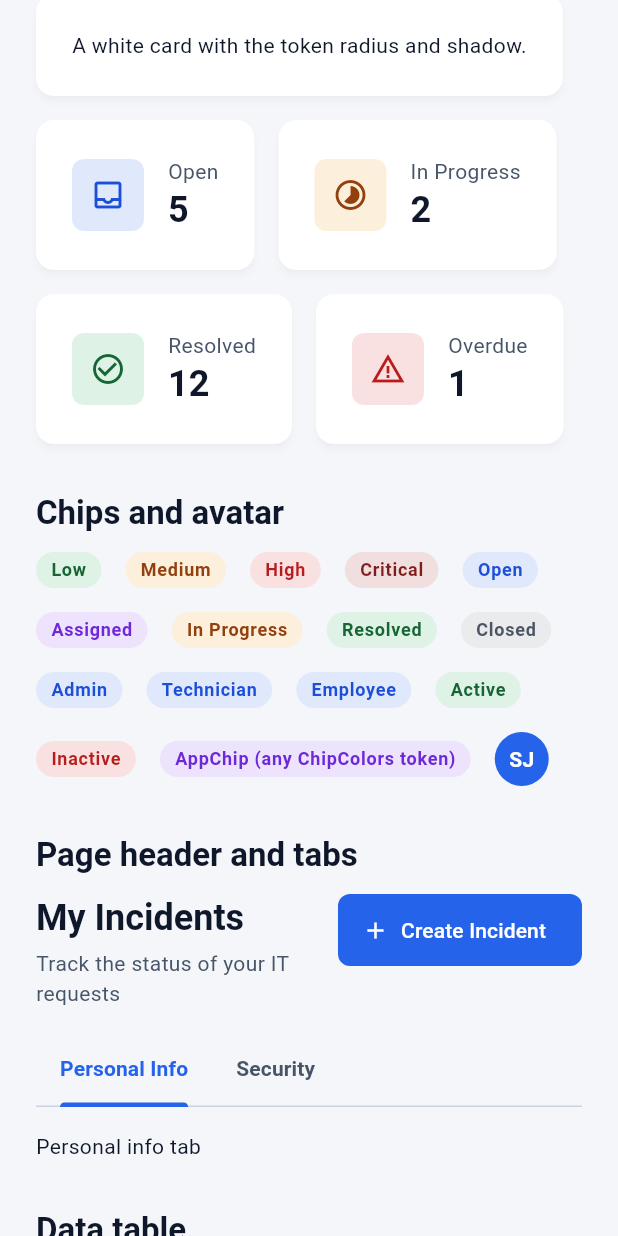
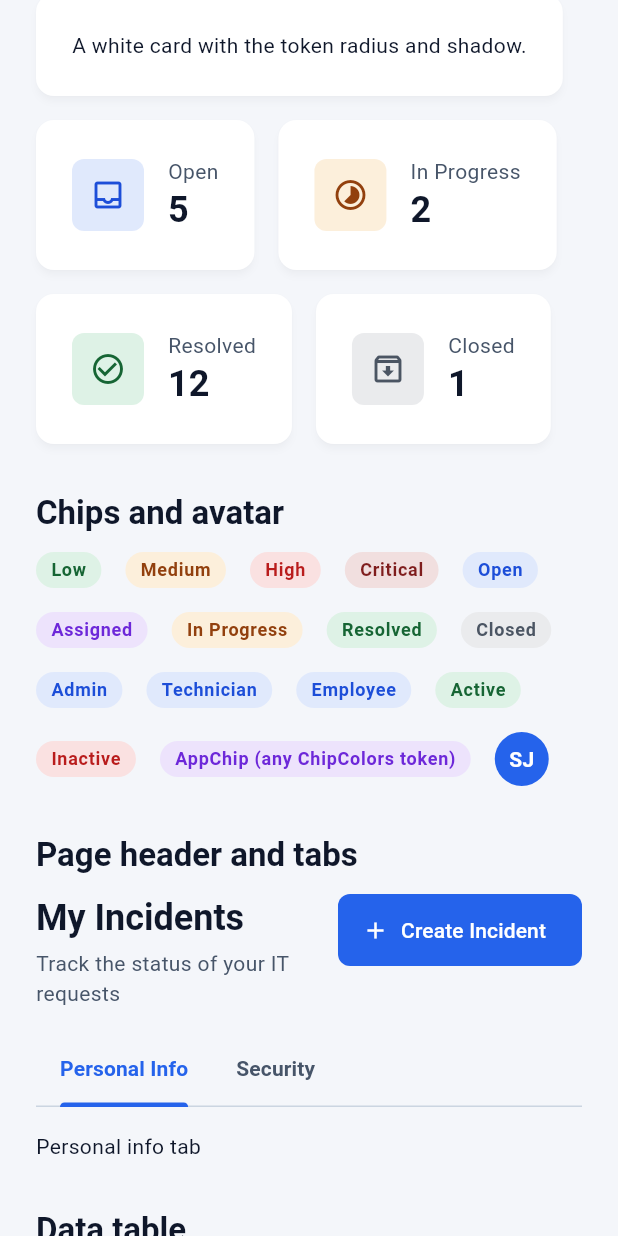
Before and after one commit to Melanishibu/ResolveIT, a Flutter app: the ComponentGalleryView screen opened directly, scrolled down 1728 dp, on a phone screen of 412 x 824 dp. Run offline on Flutter 3.47's test engine with Material 3 defaults, Android fonts, the phone set to English and light mode, and no system bars; our stand-ins replace dio, flutter_riverpod, go_router, web.

Commit message:
AB#170 Hide table footer when empty; rename gallery Overdue sample
PR !4 review (thread 28):
- AppDataTable hides the "Showing x-y of n" footer and the paging when
  totalItems is 0; screens show an EmptyState instead. The test for the
  old "Showing 0-0 of 0" behaviour (added in this PR) is replaced by
  "an empty table shows no footer and no paging".
- The gallery StatCard sample "Overdue" (deferred SLA feature) is now
  "Closed" with the CLOSED status tone.

Co-Authored-By: Claude Opus 5.5 <noreply@anthropic.com>

```diff
--- a/frontend/lib/app/dev/component_gallery_view.dart
+++ b/frontend/lib/app/dev/component_gallery_view.dart
@@ -245,10 +245,10 @@ class _ComponentGalleryViewState extends State<ComponentGalleryView> {
                   context.appColors.statusResolved,
                 ),
                 (
-                  'Overdue',
+                  'Closed',
                   '1',
-                  Icons.warning_amber,
-                  context.appColors.priorityHigh,
+                  Icons.archive_outlined,
+                  context.appColors.statusClosed,
                 ),
               ])
                 StatCard(label: label, value: value, icon: icon, tone: tone),
--- a/frontend/lib/core/presentation/widgets/app_data_table.dart
+++ b/frontend/lib/core/presentation/widgets/app_data_table.dart
@@ -116,6 +116,8 @@ class AppDataTable<T> extends StatelessWidget {
             ],
           ),
         ),
+        // No rows: no footer and no paging; screens show an EmptyState instead.
+        if (totalItems > 0)
           _Footer(
             page: page,
             pageSize: pageSize,
```
Also changed, not shown: 1 other file. Lines whose indentation alone changed are shown as unchanged.
